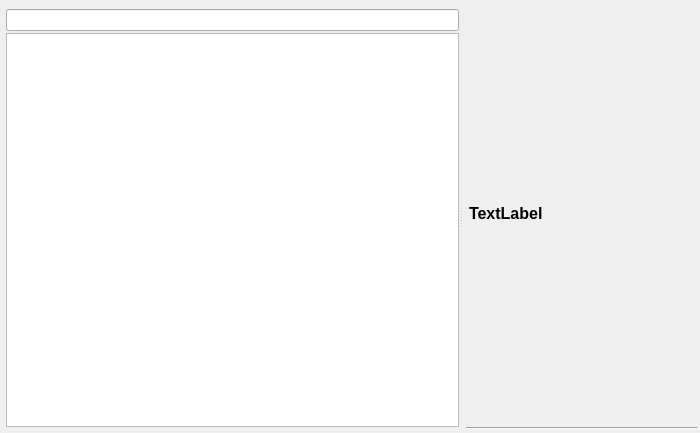
This is resources/ui/dialogs/treewidget.ui in prymatex/prymatex as Qt 5 draws it before an edit. The edited form follows.
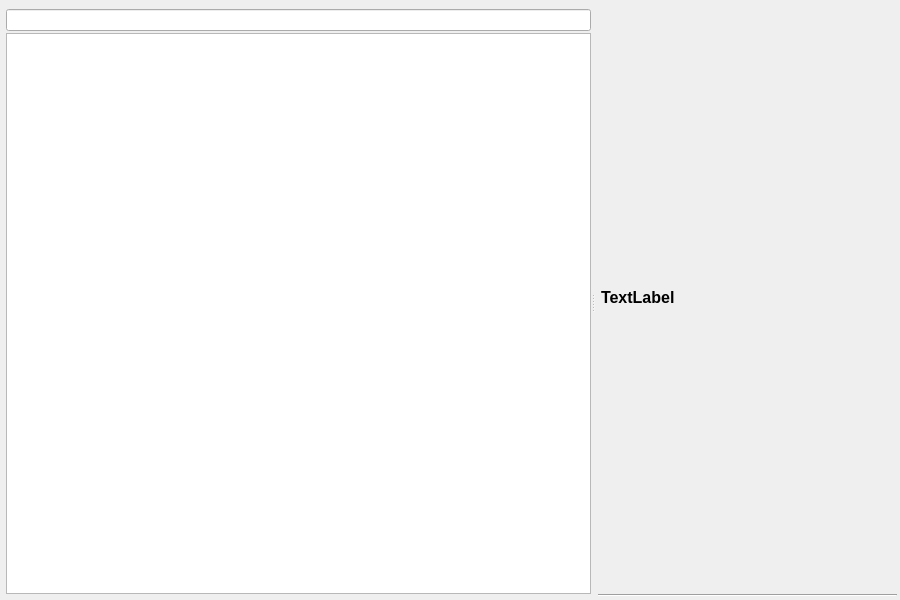
This is the edited form.

The edit to the form file:
```diff
--- a/resources/ui/dialogs/treewidget.ui
+++ b/resources/ui/dialogs/treewidget.ui
@@ -6,14 +6,14 @@
    <rect>
     <x>0</x>
     <y>0</y>
-    <width>700</width>
-    <height>433</height>
+    <width>900</width>
+    <height>600</height>
    </rect>
   </property>
   <property name="minimumSize">
    <size>
-    <width>700</width>
-    <height>433</height>
+    <width>900</width>
+    <height>600</height>
    </size>
   </property>
   <layout class="QVBoxLayout" name="verticalLayout_3">
```
